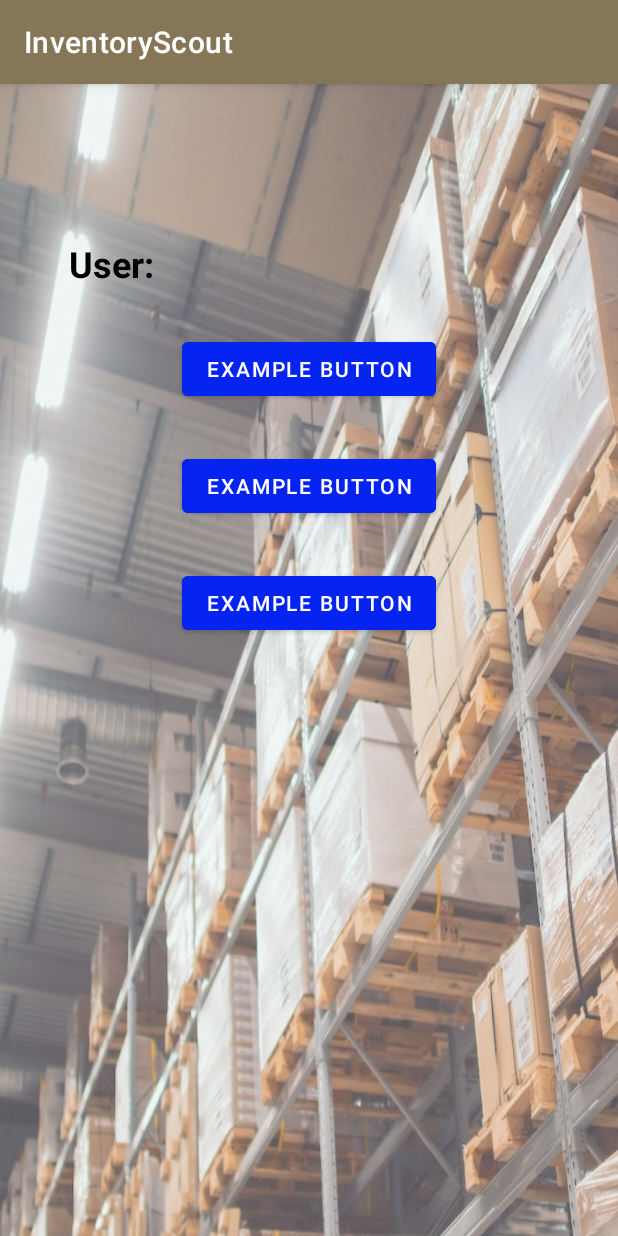
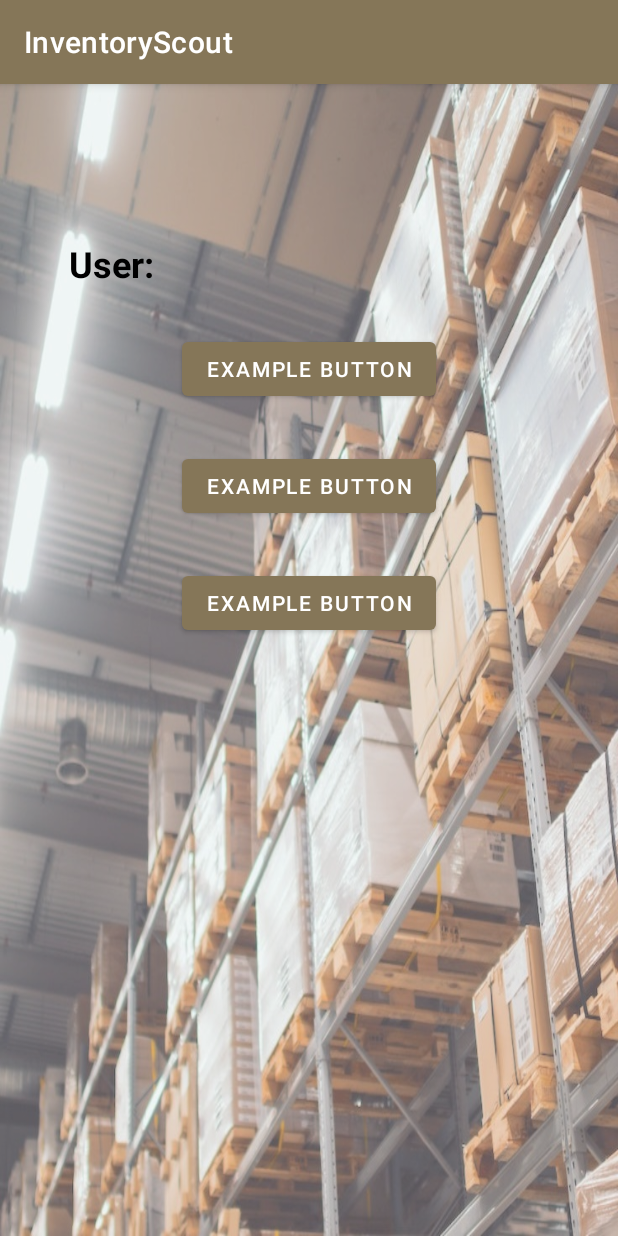
Before and after one commit to FcoJAA/InventoryScout, an Android app: the myprofile screen opened directly, with no data from a screen before it, on a phone screen of 412 x 824 dp. Run offline under Robolectric (Android 15) with nearby library versions, the phone set to English and light mode, and no system bars.

Commit message:
change: colors buttons

```diff
--- a/app/src/main/res/layout/activity_main.xml
+++ b/app/src/main/res/layout/activity_main.xml
@@ -41,7 +41,6 @@
             android:layout_width="150dp"
             android:layout_height="wrap_content"
             android:layout_gravity="center"
-            android:backgroundTint="#0022FF"
             android:onClick="changeToLogin"
             android:text="Log in" />
 
@@ -54,7 +53,6 @@
             android:layout_width="150dp"
             android:layout_height="wrap_content"
             android:layout_gravity="center"
-            android:backgroundTint="#0022FF"
             android:onClick="changeToSignUp"
             android:text="Sign Up" />
     </LinearLayout>
--- a/app/src/main/res/layout/activity_myprofile.xml
+++ b/app/src/main/res/layout/activity_myprofile.xml
@@ -38,7 +38,6 @@
             android:layout_width="wrap_content"
             android:layout_height="wrap_content"
             android:layout_gravity="center"
-            android:backgroundTint="#0624F1"
             android:text="example button" />
 
         <Space
@@ -50,7 +49,6 @@
             android:layout_width="wrap_content"
             android:layout_height="wrap_content"
             android:layout_gravity="center"
-            android:backgroundTint="#0624F1"
             android:text="example button" />
 
         <Space
@@ -62,7 +60,6 @@
             android:layout_width="wrap_content"
             android:layout_height="wrap_content"
             android:layout_gravity="center"
-            android:backgroundTint="#0624F1"
             android:text="example button" />
 
     </LinearLayout>
--- a/app/src/main/res/layout/activity_signup.xml
+++ b/app/src/main/res/layout/activity_signup.xml
@@ -105,7 +105,6 @@
             android:layout_width="150dp"
             android:layout_height="wrap_content"
             android:layout_gravity="center"
-            android:backgroundTint="#0831FF"
             android:onClick="registerUser"
             android:text="Sign Up" />
     </LinearLayout>
```
